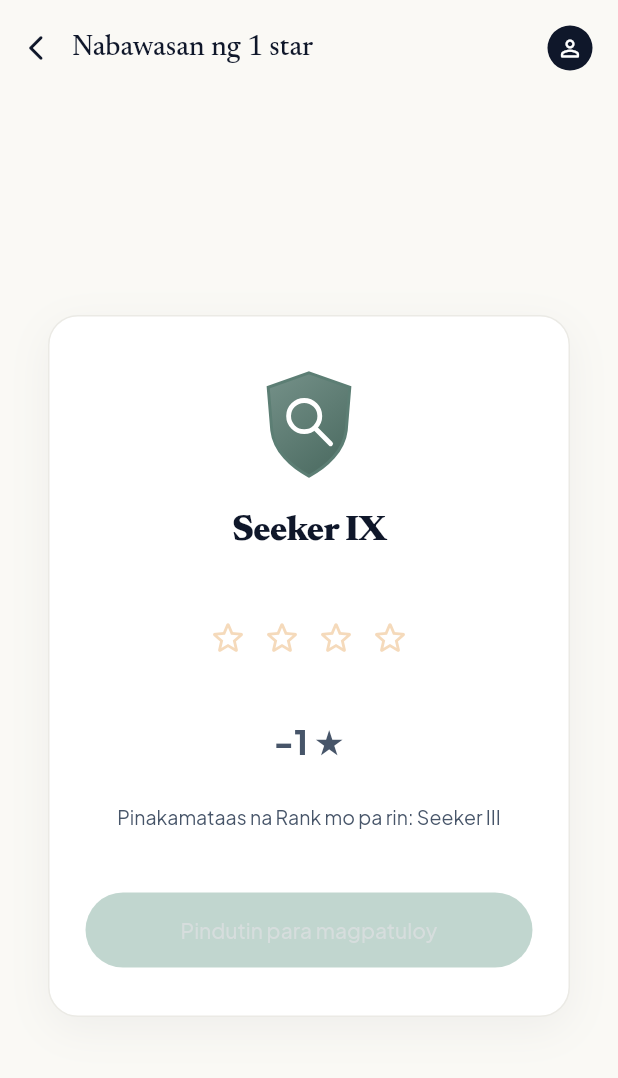
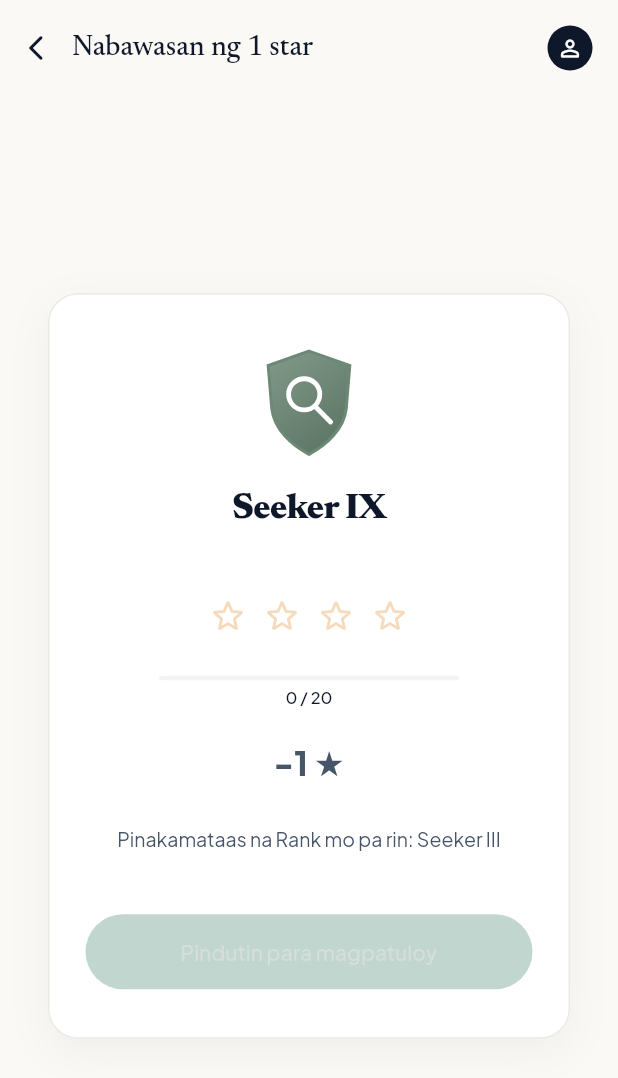
Before and after one commit to dyeybee1/bible-track, a Flutter app: the StarChangeScreen screen opened directly with empty values, on a phone screen of 412 x 824 dp. Shown: the top 1078 px of the screen. Run offline on Flutter 3.47's test engine with Material 3 defaults, Android fonts, the phone set to English and light mode, and no system bars; our stand-ins replace cloud_firestore, firebase_auth, firebase_core, google_sign_in, hive_ce, hive_ce_flutter; missing offline and left inert: dart:js_interop; accounts and stored records are empty; project files that could hold a hidden picture were left out.

Commit message:
rank: add Luminary milestone titles and progress

```diff
--- a/lib/data/rank_system.dart
+++ b/lib/data/rank_system.dart
@@ -11,6 +11,19 @@ const rankLadder = <RankTier>[
   RankTier('Sage', 9),
   RankTier('Luminary', 0),
 ];
+
+/// Thresholds count stars earned within the unlimited tier.
+const rankMilestones = <RankMilestone>[
+  RankMilestone('Spark', 20),
+  RankMilestone('Beacon', 50),
+  RankMilestone('Zenith', 100),
+];
+
+class RankMilestone {
+  const RankMilestone(this.title, this.topStars);
+  final String title;
+  final int topStars;
+}
 
 class RankTier {
   const RankTier(this.name, this.divisions);
@@ -42,6 +55,8 @@ class RankInfo {
     required this.division,
     required this.starsInDivision,
     this.topStars = 0,
+    this.milestone,
+    this.nextMilestone,
   });
 
   final RankTier tier;
@@ -50,6 +65,11 @@ class RankInfo {
   /// Filled slots in a finite division; zero in the unlimited top tier.
   final int starsInDivision;
   final int topStars;
+  final RankMilestone? milestone;
+  final RankMilestone? nextMilestone;
+  int? get nextMilestoneThreshold => nextMilestone?.topStars;
+  double? get milestoneProgress =>
+      nextMilestone == null ? null : topStars / nextMilestone!.topStars;
   int get starsPerDivision => kStarsPerDivision;
   bool get isTopTier => division == null;
 
@@ -60,7 +80,11 @@ class RankInfo {
         (tierIndex == otherIndex &&
             division != null &&
             other.division != null &&
-            division!.index > other.division!.index);
+            division!.index > other.division!.index) ||
+        (tierIndex == otherIndex &&
+            isTopTier &&
+            other.isTopTier &&
+            (milestone?.topStars ?? 0) > (other.milestone?.topStars ?? 0));
   }
 }
 
@@ -72,11 +96,24 @@ RankInfo rankForStars(int s) {
   var precedingDivisions = 0;
   for (final tier in rankLadder) {
     if (tier.divisions == 0) {
+      final topStars = stars - precedingDivisions * kStarsPerDivision;
+      RankMilestone? milestone;
+      RankMilestone? nextMilestone;
+      for (final entry in rankMilestones) {
+        if (topStars >= entry.topStars) {
+          milestone = entry;
+        } else {
+          nextMilestone = entry;
+          break;
+        }
+      }
       return RankInfo(
         tier: tier,
         division: null,
         starsInDivision: 0,
-        topStars: stars - precedingDivisions * kStarsPerDivision,
+        topStars: topStars,
+        milestone: milestone,
+        nextMilestone: nextMilestone,
       );
     }
     if (divisionIndex < tier.divisions) {
--- a/lib/features/leaderboard/leaderboard_screen.dart
+++ b/lib/features/leaderboard/leaderboard_screen.dart
@@ -341,7 +341,7 @@ class _OwnRankBanner extends StatelessWidget {
       ),
       child: Row(
         children: [
-          RankBadge(tier: rankForStars(chaptersRead).tier, size: 36),
+          RankBadge(rank: rankForStars(chaptersRead), size: 36),
           const SizedBox(width: 12),
           Expanded(
             child: Column(
@@ -461,7 +461,7 @@ class _LeaderboardTile extends StatelessWidget {
             ),
           ),
           const SizedBox(width: 12),
-          RankBadge(tier: currentRank.tier, size: 36),
+          RankBadge(rank: currentRank, size: 36),
           const SizedBox(width: 12),
           Expanded(
             child: Column(
--- a/lib/features/profile/profile_preview_sheet.dart
+++ b/lib/features/profile/profile_preview_sheet.dart
@@ -37,7 +37,7 @@ Future<void> showProfilePreview({
               icon: const Icon(Icons.close, size: 20),
             ),
           ),
-          RankBadge(tier: rank.tier, size: 64),
+          RankBadge(rank: rank, size: 64),
           const SizedBox(height: 12),
           Text(
             username,
--- a/lib/features/rank/rank_badge.dart
+++ b/lib/features/rank/rank_badge.dart
@@ -5,20 +5,23 @@ import '../../settings_scope.dart';
 
 /// All tier artwork uses one shield, replaceable with custom artwork later.
 class RankBadge extends StatelessWidget {
-  const RankBadge({super.key, required this.tier, this.size = 48});
-  final RankTier tier;
+  const RankBadge({super.key, required this.rank, this.size = 48});
+  final RankInfo rank;
   final double size;
 
   @override
   Widget build(BuildContext context) => Semantics(
-    label: context.s.rankTierName(tier),
+    label: context.s.rankName(rank),
     image: true,
     child: ExcludeSemantics(
       child: SizedBox.square(
         dimension: size,
         child: CustomPaint(
           painter: _ShieldPainter(
-            tierIndex: rankLadder.indexOf(tier),
+            tierIndex: rankLadder.indexOf(rank.tier),
+            milestoneLevel: rank.milestone == null
+                ? 0
+                : rankMilestones.indexOf(rank.milestone!) + 1,
             dark: Theme.of(context).brightness == Brightness.dark,
           ),
         ),
@@ -28,9 +31,14 @@ class RankBadge extends StatelessWidget {
 }
 
 class _ShieldPainter extends CustomPainter {
-  const _ShieldPainter({required this.tierIndex, required this.dark});
+  const _ShieldPainter({
+    required this.tierIndex,
+    required this.dark,
+    required this.milestoneLevel,
+  });
   final int tierIndex;
   final bool dark;
+  final int milestoneLevel;
   static const _colors = [
     Color(0xFF52766B),
     Color(0xFF087F8C),
@@ -45,7 +53,11 @@ class _ShieldPainter extends CustomPainter {
   void paint(Canvas canvas, Size size) {
     canvas.save();
     canvas.scale(size.width / 100, size.height / 100);
-    final color = _colors[tierIndex];
+    final color = Color.lerp(
+      _colors[tierIndex],
+      const Color(0xFFFFE17B),
+      milestoneLevel * .1,
+    )!;
     final edge = Color.lerp(color, Colors.white, dark ? .38 : .06)!;
     final ink = tierIndex == rankLadder.length - 1
         ? const Color(0xFF573400)
@@ -55,9 +67,11 @@ class _ShieldPainter extends CustomPainter {
         const Offset(50, 47),
         43,
         Paint()
-          ..color = color.withValues(alpha: dark ? .19 : .12)
+          ..color = color.withValues(
+            alpha: (dark ? .19 : .12) + milestoneLevel * .035,
+          )
           ..style = PaintingStyle.stroke
-          ..strokeWidth = 5,
+          ..strokeWidth = 5 + milestoneLevel * 1.5,
       );
     }
     final shield = Path()
@@ -159,10 +173,25 @@ class _ShieldPainter extends CustomPainter {
         );
         canvas.drawLine(const Offset(43, 44), const Offset(54, 44), stroke);
         canvas.drawLine(const Offset(43, 52), const Offset(54, 52), stroke);
-      case 6: // sun burst
+      case 6: // sun burst, with a shared silhouette across milestones
+        if (milestoneLevel >= 2) {
+          canvas.drawCircle(
+            const Offset(50, 48),
+            29,
+            Paint()
+              ..color = ink.withValues(alpha: .5)
+              ..style = PaintingStyle.stroke
+              ..strokeWidth = 2,
+          );
+        }
+        if (milestoneLevel >= 1) {
+          _star(canvas, const Offset(29, 28), 4, fill);
+          _star(canvas, const Offset(72, 66), 4, fill);
+        }
         canvas.drawCircle(const Offset(50, 48), 11, fill);
-        for (var i = 0; i < 8; i++) {
-          final a = i * math.pi / 4;
+        final rays = 8 + milestoneLevel * 4;
+        for (var i = 0; i < rays; i++) {
+          final a = i * math.pi * 2 / rays;
           canvas.drawLine(
             Offset(50 + math.cos(a) * 17, 48 + math.sin(a) * 17),
             Offset(50 + math.cos(a) * 23, 48 + math.sin(a) * 23),
@@ -190,5 +219,7 @@ class _ShieldPainter extends CustomPainter {
 
   @override
   bool shouldRepaint(_ShieldPainter oldDelegate) =>
-      tierIndex != oldDelegate.tierIndex || dark != oldDelegate.dark;
+      tierIndex != oldDelegate.tierIndex ||
+      dark != oldDelegate.dark ||
+      milestoneLevel != oldDelegate.milestoneLevel;
 }
--- a/lib/features/rank/rank_cards.dart
+++ b/lib/features/rank/rank_cards.dart
@@ -27,7 +27,7 @@ class CurrentRankCard extends StatelessWidget {
           children: [
             Row(
               children: [
-                RankBadge(tier: rank.tier, size: 64),
+                RankBadge(rank: rank, size: 64),
                 const SizedBox(width: 16),
                 Expanded(
                   child: Column(
@@ -76,7 +76,7 @@ class HighestRankCard extends StatelessWidget {
         padding: const EdgeInsets.all(16),
         child: Row(
           children: [
-            RankBadge(tier: rank.tier, size: 36),
+            RankBadge(rank: rank, size: 36),
             const SizedBox(width: 12),
             Expanded(
               child: Column(
--- a/lib/features/rank/star_change_screen.dart
+++ b/lib/features/rank/star_change_screen.dart
@@ -8,6 +8,7 @@ import '../../data/rank_system.dart';
 import '../../l10n/strings.dart';
 import '../../settings_scope.dart';
 import '../../widgets/app_header.dart';
+import '../../widgets/star_progress.dart';
 import 'rank_badge.dart';
 
 // ─────────────────────────────────────────────────────────────────────────────
@@ -149,7 +150,8 @@ class _StarChangeScreenState extends State<StarChangeScreen>
   _ChangeKind _classifyChange() {
     // Compare both tier and division, including entry to / exit from the top.
     if (widget.before.tier == widget.after.tier &&
-        widget.before.division == widget.after.division) {
+        widget.before.division == widget.after.division &&
+        widget.before.milestone == widget.after.milestone) {
       if (widget.after.isTopTier) {
         return widget.isGain
             ? _ChangeKind.topTierGain
@@ -269,6 +271,13 @@ class _StarChangeScreenState extends State<StarChangeScreen>
                           accent: scheme.tertiary,
                           strings: strings,
                         ),
+                        if (widget.after.nextMilestone != null) ...[
+                          const SizedBox(height: 8),
+                          MilestoneProgress(
+                            rank: widget.after,
+                            color: scheme.tertiary,
+                          ),
+                        ],
                         const SizedBox(height: 20),
 
                         // ── Delta label (+1 ★ / -1 ★) ─────────────────────────
@@ -383,7 +392,7 @@ class _AnimatedBadge extends StatelessWidget {
       );
       return ScaleTransition(
         scale: scale,
-        child: RankBadge(tier: after.tier, size: 80),
+        child: RankBadge(rank: after, size: 80),
       );
     }
 
@@ -401,11 +410,11 @@ class _AnimatedBadge extends StatelessWidget {
       children: [
         FadeTransition(
           opacity: ReverseAnimation(fadeOld),
-          child: RankBadge(tier: before.tier, size: 80),
+          child: RankBadge(rank: before, size: 80),
         ),
         FadeTransition(
           opacity: fadeNew,
-          child: RankBadge(tier: after.tier, size: 80),
+          child: RankBadge(rank: after, size: 80),
         ),
       ],
     );
--- a/lib/l10n/strings.dart
+++ b/lib/l10n/strings.dart
@@ -197,7 +197,7 @@ class Strings {
   String rankTierName(RankTier tier) => tier.name;
   String rankDivision(RankDivision division) => division.numeral;
   String rankName(RankInfo rank) => rank.division == null
-      ? rankTierName(rank.tier)
+      ? [rankTierName(rank.tier), ?rank.milestone?.title].join(' ')
       : '${rankTierName(rank.tier)} ${rankDivision(rank.division!)}';
   String get currentRank => _t('Kasalukuyang Rank', 'Current Rank');
   String get highestRank => _t('Pinakamataas na Rank', 'Highest Rank');
--- a/lib/widgets/star_progress.dart
+++ b/lib/widgets/star_progress.dart
@@ -14,9 +14,23 @@ class StarProgress extends StatelessWidget {
   Widget build(BuildContext context) {
     final c = color ?? Theme.of(context).colorScheme.tertiary;
     if (rank.isTopTier) {
-      return Text(
-        context.s.rankStars(rank.topStars),
-        style: TextStyle(fontSize: 18, fontWeight: FontWeight.w700, color: c),
+      return Column(
+        mainAxisSize: MainAxisSize.min,
+        crossAxisAlignment: CrossAxisAlignment.start,
+        children: [
+          Text(
+            context.s.rankStars(rank.topStars),
+            style: TextStyle(
+              fontSize: 18,
+              fontWeight: FontWeight.w700,
+              color: c,
+            ),
+          ),
+          if (rank.nextMilestone != null) ...[
+            const SizedBox(height: 8),
+            MilestoneProgress(rank: rank, color: c),
+          ],
+        ],
       );
     }
     return Row(
@@ -37,3 +51,33 @@ class StarProgress extends StatelessWidget {
     );
   }
 }
+
+/// Shared top-tier counter and thin bar; no extra milestone prose.
+class MilestoneProgress extends StatelessWidget {
+  const MilestoneProgress({super.key, required this.rank, this.color});
+  final RankInfo rank;
+  final Color? color;
+
+  @override
+  Widget build(BuildContext context) {
+    final threshold = rank.nextMilestoneThreshold;
+    if (threshold == null) return const SizedBox.shrink();
+    final counter = '${rank.topStars} / $threshold';
+    return ConstrainedBox(
+      constraints: const BoxConstraints(maxWidth: 200),
+      child: Column(
+        mainAxisSize: MainAxisSize.min,
+        children: [
+          LinearProgressIndicator(
+            value: rank.milestoneProgress,
+            minHeight: 3,
+            color: color,
+            semanticsLabel: counter,
+          ),
+          const SizedBox(height: 4),
+          Text(counter, style: Theme.of(context).textTheme.labelSmall),
+        ],
+      ),
+    );
+  }
+}
```
Also changed, not shown: 6 other files.
